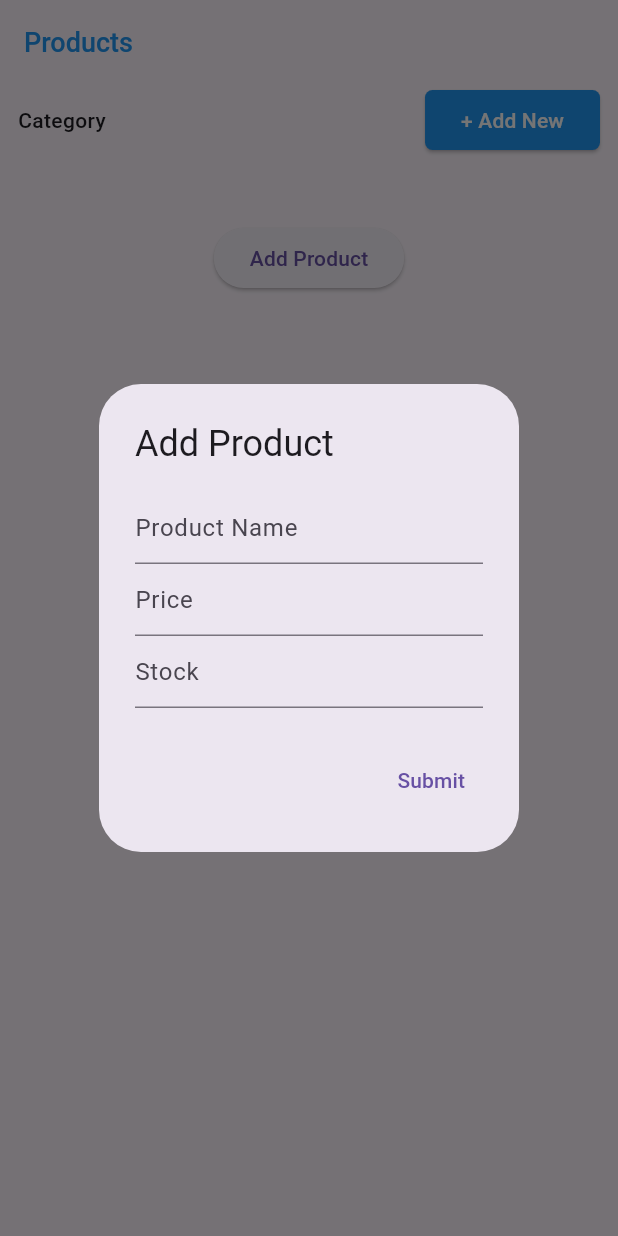
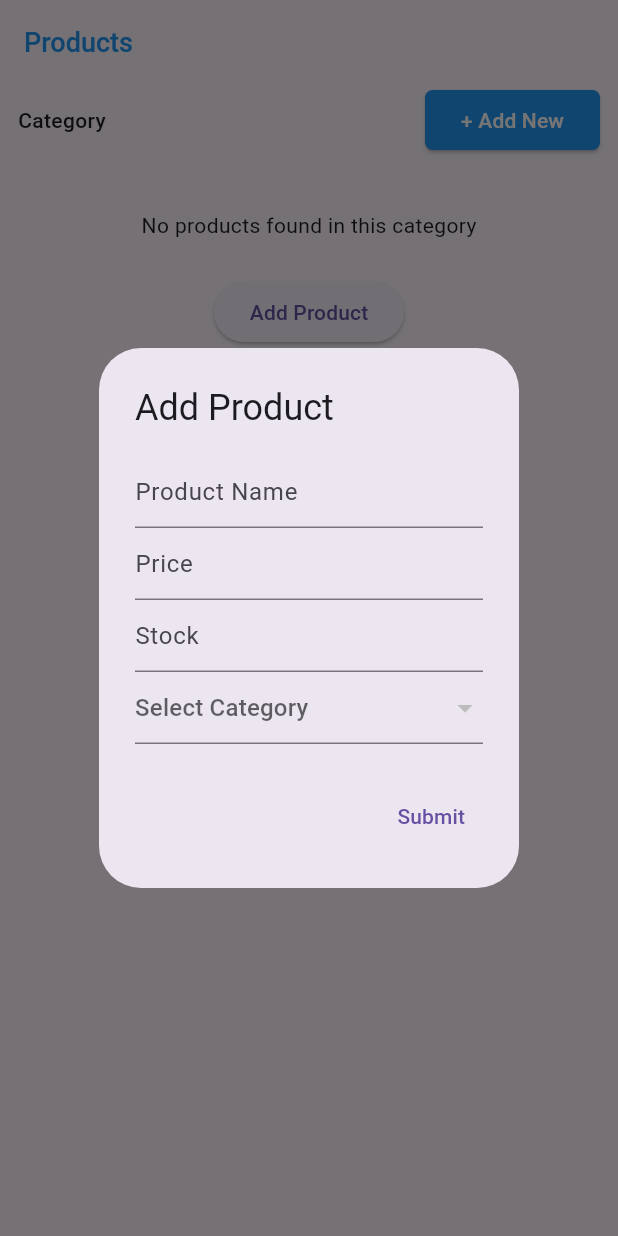
Before and after one commit to divya-garg1999/Quick-Cart, a Flutter app: the AddProductScreen screen opened directly, after a tap on "Add Product", on a phone screen of 412 x 824 dp. Run offline on Flutter 3.47's test engine with Material 3 defaults, Android fonts, the phone set to English and light mode, and no system bars; our stand-ins replace get, sqflite; accounts and stored records are empty.

Commit message:
Create Database and add category and show using getX

```diff
--- a/lib/database/DatabaseHelper.dart
+++ b/lib/database/DatabaseHelper.dart
@@ -9,7 +9,6 @@ class DatabaseHelper {
   static DatabaseHelper? _databaseHelper; // Singleton object
   static Database? _database;
 
-
   String categoryTable = 'categories';
   String productTable = 'products';
 
@@ -18,8 +17,10 @@ class DatabaseHelper {
 
   String productId = 'id';
   String productName = 'name';
-  String productPrice = 'price';
+  String productStock = 'price';
+  String productPrice = 'stock';
   String productCategoryId = 'categoryId';
+  String productCategoryName = 'categoryName';
 
   // Private constructor for singleton pattern
   DatabaseHelper._createInstance();
@@ -66,8 +67,10 @@ class DatabaseHelper {
   CREATE TABLE $productTable (
     $productId INTEGER PRIMARY KEY AUTOINCREMENT,
     $productName TEXT NOT NULL,
-        $productPrice REAL NOT NULL,
+    $productPrice TEXT NOT NULL,
+    $productStock TEXT NOT NULL,
     $productCategoryId INTEGER,
+    $productCategoryName TEXT,
     FOREIGN KEY($productCategoryId) REFERENCES $categoryTable($categoryId) ON DELETE SET NULL
   )
 ''');
--- a/lib/models/ProductData.dart
+++ b/lib/models/ProductData.dart
@@ -2,10 +2,12 @@
 class ProductData {
   int? id; // id can be null for new products
   String name;
-  double price;
-  int? categoryId; // Nullable category ID
+  String price;
+  String stock;
+  int? categoryId;
+  String? categoryName;
 
-  ProductData({this.id, required this.name, required this.price, this.categoryId});
+  ProductData({this.id, required this.name, required this.price, required this.stock, this.categoryId, this.categoryName});
 
   // Convert a Product into a Map
   Map<String, dynamic> toMap() {
@@ -13,7 +15,9 @@ class ProductData {
       'id': id,
       'name': name,
       'price': price,
+      'stock': stock,
       'categoryId': categoryId,
+      'categoryName': categoryName,
     };
   }
 
@@ -22,8 +26,10 @@ class ProductData {
     return ProductData(
         id: map['id'],
         name: map['name'],
-        price: map['price'],
-        categoryId: map['categoryId']
+        price: map['price'].toString(),
+        stock: map['stock'].toString(),
+        categoryId: map['categoryId'],
+        categoryName: map['categoryName']
     );
   }
 }
--- a/lib/views/add_product/add_product_controller.dart
+++ b/lib/views/add_product/add_product_controller.dart
@@ -2,13 +2,15 @@ import 'package:flutter/material.dart';
 import 'package:get/get.dart';
 import '../../database/DatabaseHelper.dart';
 import '../../models/CategoryData.dart';
+import '../../models/ProductData.dart';
 
 class AddProductController extends GetxController {
   // Controller for the text input
   TextEditingController categoryController = TextEditingController();
 
   // List of categories - this can be replaced with your database or storage logic
-  RxList<String> categories = <String>[].obs; // Singleton instance
+  RxList<CategoryData> categories = <CategoryData>[].obs; // Singleton instance
+  RxList<ProductData> productList = <ProductData>[].obs; // Singleton instance
 
   final nameController = TextEditingController();
   final priceController = TextEditingController();
@@ -24,7 +26,7 @@ class AddProductController extends GetxController {
     if (newCategory.isNotEmpty) {
       // Check if the category already exists in the local list (case insensitive comparison)
       bool categoryExists = categories.any((category) =>
-      category.toLowerCase() == newCategory.toLowerCase());
+      category.name.toLowerCase() == newCategory.toLowerCase());
 
       if (!categoryExists) {
         // Add the category to the database
@@ -33,7 +35,6 @@ class AddProductController extends GetxController {
 
         if (id > 0) {
           // Successfully added, update the local list
-          categories.add(newCategory);
           Get.snackbar('Success', 'Category "$newCategory" added successfully!',
               snackPosition: SnackPosition.BOTTOM);
           fetchCategories();
@@ -61,12 +62,55 @@ class AddProductController extends GetxController {
   }
 
 
+  // Method to add a new product
+  Future<int> addProduct(
+      String name, String price, int stock, int? categoryId, String? categoryName) async {
+    if (name.isEmpty || price.isEmpty || stock <= 0 || categoryId == null || categoryName == null) {
+      // Validation failed, show an error
+      Get.snackbar('Error', 'All fields are mandatory and must be valid.',
+          snackPosition: SnackPosition.BOTTOM);
+      return 0;
+    }
+
+    // Create a product object (assume you have a ProductData class, or replace with your actual class)
+    ProductData newProduct = ProductData(
+      name: name,
+      price: price,
+      stock: stock.toString(),
+      categoryId: categoryId,
+      categoryName: categoryName,
+    );
+
+    // Add product to database (adjust according to your DatabaseHelper implementation)
+    int result = await dbHelper.addProduct(newProduct);
+
+    if (result > 0) {
+      // Success message
+      Get.snackbar('Success', 'Product "$name" added successfully!',
+          snackPosition: SnackPosition.BOTTOM);
+      return 1;
+    } else {
+      // Error message
+      Get.snackbar('Database Error', 'Failed to add the product "$name".',
+          snackPosition: SnackPosition.BOTTOM);
+
+      return 0;
+    }
+  }
+
 
   void fetchCategories() async {
     // Fetch categories from the database
     List<CategoryData> dbCategories = await dbHelper.getCategories();
     categories.clear();
-    categories.addAll(dbCategories.map((e) => e.name)); // Update local list
+    categories.addAll(dbCategories); // Update local list
+  }
+
+  void fetchAllProduct() async {
+    // Fetch categories from the database
+    List<ProductData> dbProduct = await dbHelper.getAllProducts();
+    productList.clear();
+    productList.addAll(dbProduct); // Update local list
   }
 
   // Optional: Update selected category logic
@@ -78,6 +122,9 @@ class AddProductController extends GetxController {
   @override
   void onClose() {
     categoryController.dispose();
+    nameController.dispose();
+    priceController.dispose();
+    stockController.dispose();
     super.onClose();
   }
 }
--- a/lib/views/add_product/add_product_screen.dart
+++ b/lib/views/add_product/add_product_screen.dart
@@ -1,5 +1,6 @@
 import 'package:flutter/material.dart';
 import 'package:get/get.dart';
+import '../../models/CategoryData.dart';
 import 'add_product_controller.dart';
 import 'package:quickcart/models/product_data.dart';
 
@@ -18,6 +19,7 @@ class _AddProductScreenState extends State<AddProductScreen> {
   void initState() {
     super.initState();
     controller.fetchCategories();
+    controller.fetchAllProduct();
   }
 
 
@@ -69,7 +71,7 @@ class _AddProductScreenState extends State<AddProductScreen> {
                 child: Row(
                   children: controller.categories.map((category) {
                     return GestureDetector(
-                      onTap: () => controller.updateCategory(category),
+                      onTap: () => controller.updateCategory(category.name),
                       child: Container(
                         margin: EdgeInsets.symmetric(horizontal: 4),
                         padding: EdgeInsets.symmetric(horizontal: 12, vertical: 8),
@@ -80,7 +82,7 @@ class _AddProductScreenState extends State<AddProductScreen> {
                           borderRadius: BorderRadius.circular(20),
                         ),
                         child: Text(
-                          category,
+                          category.name,
                           style: TextStyle(
                             color: controller.selectedCategory.value == category
                                 ? Colors.white
@@ -95,69 +97,36 @@ class _AddProductScreenState extends State<AddProductScreen> {
             }),
             SizedBox(height: 16),
 
-            // Displaying products based on selected category
-            // Obx(() {
-            //   final selectedCategory = controller.selectedCategory.value;
-            //   final products = controller.productData.getProductsByCategory(selectedCategory);
-            //
-            //   return products.isEmpty
-            //       ? Center(child: Padding(
-            //     padding: const EdgeInsets.all(8.0),
-            //     child: Text('No products found in this category'),
-            //   ))
-            //       : ListView.builder(
-            //     shrinkWrap: true, // Important to prevent overflow
-            //     physics: NeverScrollableScrollPhysics(), // Disable scrolling within ListView
-            //     itemCount: products.length,
-            //     itemBuilder: (context, index) {
-            //       final product = products[index];
-            //       return ListTile(
-            //         title: Text(product.name),
-            //         subtitle: Text('Price: \$${product.price} | Stock: ${product.stock}'),
-            //       );
-            //     },
-            //   );
-            // }),
+           // Displaying products based on selected category
+            Obx(() {
+
+              final products = controller.productList;
+
+              return products.isEmpty
+                  ? Center(child: Padding(
+                padding: const EdgeInsets.all(8.0),
+                child: Text('No products found in this category'),
+              ))
+                  : ListView.builder(
+                shrinkWrap: true, // Important to prevent overflow
+                physics: NeverScrollableScrollPhysics(), // Disable scrolling within ListView
+                itemCount: products.length,
+                itemBuilder: (context, index) {
+                  final product = products[index];
+                  return ListTile(
+                    title: Text(product.name),
+                    subtitle: Text('Price: \$${product.price} | Stock: ${product.stock} | Category: ${product.categoryName}'),
+                  );
+                },
+              );
+            }),
             SizedBox(height: 16),
 
             // Add Product button at the bottom center
             Center(
               child: ElevatedButton(
                 onPressed: () {
-                  showDialog(
-                    context: context,
-                    builder: (context) => AlertDialog(
-                      title: Text('Add Product'),
-                      content: Column(
-                        mainAxisSize: MainAxisSize.min,
-                        children: [
-                          TextField(
-                            controller: controller.nameController,
-                            decoration: InputDecoration(hintText: 'Product Name'),
-                          ),
-                          TextField(
-                            controller: controller.priceController,
-                            decoration: InputDecoration(hintText: 'Price'),
-                            keyboardType: TextInputType.number,
-                          ),
-                          TextField(
-                            controller: controller.stockController,
-                            decoration: InputDecoration(hintText: 'Stock'),
-                            keyboardType: TextInputType.number,
-                          ),
-                        ],
-                      ),
-                      actions: [
-                        TextButton(
-                          onPressed: () {
-                           // controller.addProduct(); // Call the method to add the product
-                            Navigator.pop(context); // Close the dialog after submission
-                          },
-                          child: Text('Submit'),
-                        ),
-                      ],
-                    ),
-                  );
+                  addNewProduct();
                 },
                 child: Text('Add Product'),
               ),
@@ -196,4 +165,88 @@ class _AddProductScreenState extends State<AddProductScreen> {
 
 
   }
+
+  void addNewProduct() {
+    RxList<CategoryData> catList = controller.categories; // Assuming it's an RxList<CategoryData>
+    String? selectedCategory;
+    int? selectedId;
+
+    showDialog(
+      context: context,
+      builder: (context) => AlertDialog(
+        title: Text('Add Product'),
+        content: StatefulBuilder(
+          builder: (context, setState) => Column(
+            mainAxisSize: MainAxisSize.min,
+            children: [
+              TextField(
+                controller: controller.nameController,
+                decoration: InputDecoration(hintText: 'Product Name'),
+              ),
+              TextField(
+                controller: controller.priceController,
+                decoration: InputDecoration(hintText: 'Price'),
+                keyboardType: TextInputType.number,
+              ),
+              TextField(
+                controller: controller.stockController,
+                decoration: InputDecoration(hintText: 'Stock'),
+                keyboardType: TextInputType.number,
+              ),
+              DropdownButtonFormField<CategoryData>(
+                value: selectedId != null
+                    ? catList.firstWhereOrNull((category) => category.id == selectedId)
+                    : null,
+                hint: Text('Select Category'),
+                onChanged: (value) {
+                  setState(() {
+                    if (value != null) {
+                      selectedId = value.id;
+                      selectedCategory = value.name;
+                    }
+                  });
+                },
+                items: catList.map<DropdownMenuItem<CategoryData>>((category) {
+                  return DropdownMenuItem<CategoryData>(
+                    value: category,
+                    child: Text(category.name), // Assuming CategoryData has 'name'
+                  );
+                }).toList(),
+                validator: (value) => value == null ? 'Category is required' : null,
+              ),
+            ],
+          ),
+        ),
+        actions: [
+          TextButton(
+            onPressed: () async {
+              if (controller.nameController.text.isEmpty ||
+                  controller.priceController.text.isEmpty ||
+                  controller.stockController.text.isEmpty ||
+                  selectedId == null) {
+                // Show error if any field is empty
+                ScaffoldMessenger.of(context).showSnackBar(
+                  SnackBar(content: Text('All fields are mandatory')),
+                );
+              } else {
+                var status = await controller.addProduct(controller.nameController.text, controller.priceController.text.toString(), int.parse(controller.stockController.text), selectedId, selectedCategory);
+                if(status == 1){
+                  controller.nameController.text = "";
+                  controller.priceController.text = "";
+                  controller.stockController.text = "";
+                  Navigator.pop(context);
+                  controller.fetchAllProduct();
+                }
+
+              }
+            },
+            child: Text('Submit'),
+          ),
+        ],
+      ),
+    );
+  }
+
+
+
 }
```
Lines whose indentation alone changed are shown as unchanged.
